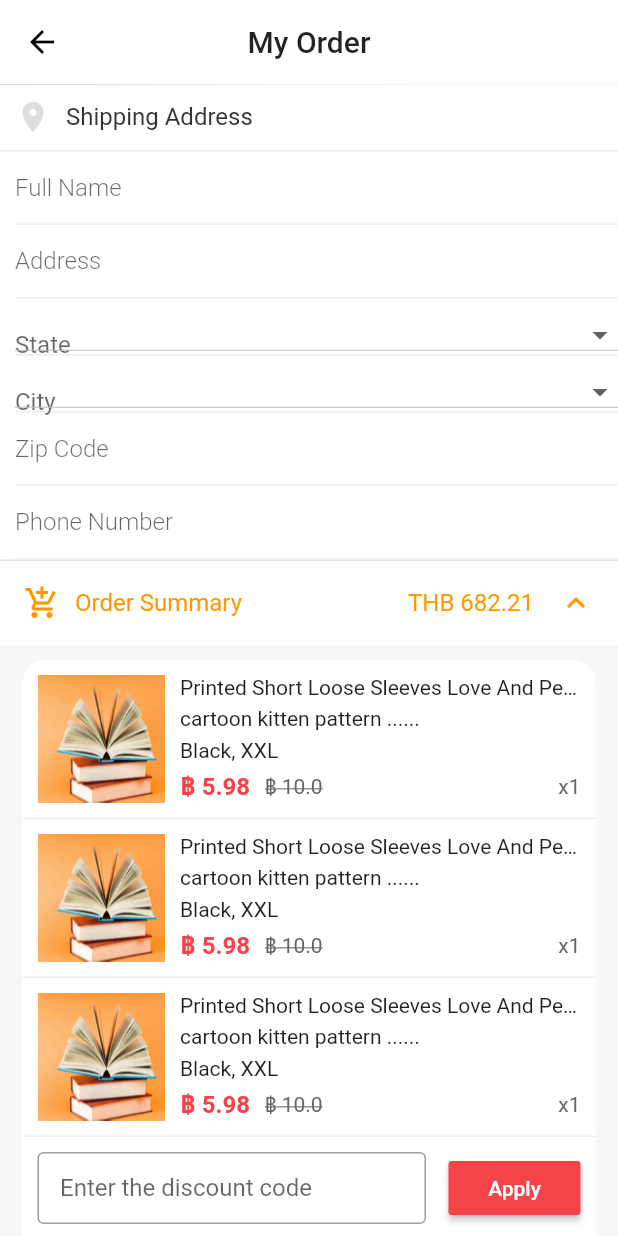
After one commit to xiuyiliu/flutter_study, a Flutter app: the Order screen opened directly, on a phone screen of 412 x 824 dp. The commit adds this screen. Run offline on Flutter 3.47's test engine with Material 2 defaults, Android fonts, the phone set to English and light mode, and no system bars; our stand-ins replace dio, fluro; statements that could not run were skipped.

Commit message:
widget练习，DropdownButton,TextField等

```diff
--- a/lib/routes/route_handlers.dart
+++ b/lib/routes/route_handlers.dart
@@ -3,8 +3,13 @@ import 'package:fluro/fluro.dart';
 
 import 'package:flutter_study/views/home/index.dart';
 import 'package:flutter_study/views/test/index.dart';
+import 'package:flutter_study/views/order/order_confirm/index.dart';
 
 var rootHandler = new Handler(
   handlerFunc: (BuildContext context, Map<String, List<String>> params) {
     return new Test();
   });
+var orderHandler = new Handler(
+    handlerFunc: (BuildContext context, Map<String, List<String>> params) {
+      return new Order();
+    });
--- a/lib/routes/routes.dart
+++ b/lib/routes/routes.dart
@@ -4,6 +4,7 @@ import 'package:flutter_study/routes/route_handlers.dart';
 
 class Routes {
   static String root = '/';
+  static String order = '/order';
 
   static void configureRoutes(Router router) {
     router.notFoundHandler = new Handler(
@@ -12,5 +13,6 @@ class Routes {
       });
 
     router.define(root, handler: rootHandler);
+    router.define(order, handler: orderHandler);
   }
 }
--- /dev/null
+++ b/lib/styles/index.dart
@@ -0,0 +1,13 @@
+import 'package:flutter/material.dart';
+
+class AppColors {
+  static const Color color_main = Color(0xffF44349);
+  static const Color color_ccc = Color(0xffcccccc);
+  static const Color color_ddd = Color(0xffdddddd);
+  static const Color color_eee = Color(0xffeeeeee);
+  static const Color color_fff = Color(0xffffffff);
+  static const Color color_000 = Color(0xff000000);
+  static const Color color_333 = Color(0xff333333);
+  static const Color color_666 = Color(0xff666666);
+  static const Color color_999 = Color(0xff999999);
+}
--- /dev/null
+++ b/lib/utils/index.dart
@@ -0,0 +1,8 @@
+
+
+class Utils {
+  /// 获取本地图片资源路径
+  static String GetImagePath (String name, {String format: 'png'}) {
+    return 'assets/images/$name.$format';
+  }
+}
--- a/lib/views/app.dart
+++ b/lib/views/app.dart
@@ -7,6 +7,7 @@ import 'package:flutter_study/views/cart/index.dart';
 import 'package:flutter_study/views/account/index.dart';
 import 'package:flutter_study/routes/routes.dart';
 import 'package:flutter_study/routes/application.dart';
+import 'package:flutter_study/styles/index.dart';
 
 
 class MyApp extends StatefulWidget {
@@ -42,6 +43,8 @@ class _MyAppState extends State<MyApp> with SingleTickerProviderStateMixin{
       theme: ThemeData(
         scaffoldBackgroundColor: Colors.white,
         primarySwatch: Colors.orange,
+        primaryColor: Colors.white,
+
       ),
       home: Scaffold(
         body: PageView(
--- a/lib/views/home/index.dart
+++ b/lib/views/home/index.dart
@@ -25,7 +25,7 @@ class _HomePageState extends State<HomePage> with AutomaticKeepAliveClientMixin
         child: new Center(
           child: new RaisedButton(
             onPressed: () {
-              Application.router.navigateTo(context, '/');
+              Application.router.navigateTo(context, '/order');
             },
             child: new Text('navigator'),
           )
--- /dev/null
+++ b/lib/views/order/order_confirm/dropdown_textField.dart
@@ -0,0 +1,70 @@
+import 'package:flutter/material.dart';
+import 'package:flutter_study/styles/index.dart';
+
+/// 页面Dropdown TextField
+class DropdownTextField extends StatefulWidget {
+
+  DropdownTextField({
+    Key key,
+    @required this.hintText,
+    @required this.optionList,
+    @required this.formData,
+    @required this.type,
+    this.prefixIcon
+  }): super(key:key);
+
+  String hintText;
+  String type;
+  List optionList;
+  Widget prefixIcon;
+  Map<String,dynamic> formData;
+
+  @override
+  _DropdownTextFieldState createState() => _DropdownTextFieldState();
+}
+
+class _DropdownTextFieldState extends State<DropdownTextField> {
+
+  void initState() {
+    super.initState();
+  }
+
+  @override
+  Widget build(BuildContext context) {
+    return Container(
+      height: 38.0,
+      margin: const EdgeInsets.only(left: 10.0),
+      decoration: BoxDecoration(
+        color: AppColors.color_fff,
+        border: Border(bottom: BorderSide(color: AppColors.color_eee,width: 1.0))
+      ),
+      child: InputDecorator(
+        decoration: InputDecoration(
+          prefixIcon: widget.prefixIcon,
+          hintText: widget.hintText,
+          contentPadding: EdgeInsets.zero,
+          border: InputBorder.none,
+//          border: OutlineInputBorder()
+        ),
+        isEmpty: widget.formData[widget.type] == null,
+        child: DropdownButton<String>(
+            isExpanded: true,
+//            isDense: true,
+            elevation: 0,
+            value: widget.formData[widget.type],
+            items: widget.optionList.map((value) {
+              return DropdownMenuItem<String>(
+                value: value,
+                child: Text(value),
+              );
+            }).toList(),
+            onChanged: (String newValue) {
+              setState(() {
+                widget.formData[widget.type] = newValue;
+              });
+            }
+        ),
+      ),
+    );
+  }
+}
--- /dev/null
+++ b/lib/views/order/order_confirm/index.dart
@@ -0,0 +1,115 @@
+import 'package:flutter/material.dart';
+
+import 'package:flutter_study/styles/index.dart';
+import 'package:flutter_study/utils/index.dart';
+import 'order_textField.dart';
+import 'dropdown_textField.dart';
+import 'order_navigator.dart';
+import 'order_summary.dart';
+
+List<String> Country = [
+  '中国',
+  '美国',
+  '法国',
+  '英国',
+  '韩国',
+  '日本',
+  '加拿大',
+];
+
+List<String> City = [
+  '东京',
+  '北京',
+  '西京',
+  '南京',
+];
+
+List<String> PaymentMethod = [
+  'cach on delivery'
+];
+
+Map<String,dynamic> orderData = {
+  "city": null,
+  "country": null
+};
+
+Map<String,dynamic> PayMent = {
+  "payment": null
+};
+
+class Order extends StatefulWidget {
+  @override
+  _OrderState createState() => _OrderState();
+}
+
+class _OrderState extends State<Order> {
+  @override
+  Widget build(BuildContext context) {
+    return new Scaffold(
+      appBar: new AppBar(
+        title: new Text('My Order'),
+        centerTitle: true,
+        elevation: 0.3,
+      ),
+      body: new CustomScrollView(
+        slivers: <Widget>[
+          SliverToBoxAdapter(
+            child: new OrderNavigator(icon: Icons.location_on, title: "Shipping Address"),
+          ),
+          SliverToBoxAdapter(
+            child: new OrderTextField(hintText: 'Full Name',),
+          ),
+          SliverToBoxAdapter(
+            child: new OrderTextField(hintText: 'Address',),
+          ),
+          SliverToBoxAdapter(
+            child: new DropdownTextField(hintText: 'State',optionList: Country,formData: orderData,type: 'country',),
+          ),
+          SliverToBoxAdapter(
+            child: new DropdownTextField(hintText: 'City',optionList: City,formData: orderData,type: 'city',),
+          ),
+          SliverToBoxAdapter(
+            child: new OrderTextField(hintText: 'Zip Code',),
+          ),
+          SliverToBoxAdapter(
+            child: new OrderTextField(hintText: 'Phone Number',),
+          ),
+          SliverToBoxAdapter(
+            child: new OrderSummary(),
+          ),
+          SliverToBoxAdapter(
+            child: new OrderNavigator(icon: Icons.payment, title: "Method of Payment"),
+          ),
+          SliverToBoxAdapter(
+            child: new Container(
+              padding: const EdgeInsets.symmetric(vertical: 15.0,horizontal: 20.0),
+              decoration: BoxDecoration(
+                color: Color(0xfff7f7f7)
+              ),
+              child:  new DropdownTextField(
+                hintText: 'Cach on delivery',
+                prefixIcon: Icon(Icons.list),
+                formData: PayMent,
+                type:'type',
+                optionList: PaymentMethod,
+              ),
+            )
+          ),
+          SliverToBoxAdapter(
+            child: new Container(
+              width: MediaQuery.of(context).size.width,
+              child: new RaisedButton(
+                onPressed: () {
+                  print('asdlf');
+                },
+                child: new Text('Submit Order'),
+                color: AppColors.color_main,
+                textColor: AppColors.color_fff,
+              ),
+            ),
+          )
+        ],
+      ),
+    );
+  }
+}
--- /dev/null
+++ b/lib/views/order/order_confirm/mock.dart
@@ -0,0 +1,36 @@
+
+/// order summary mock data
+Map<String,dynamic> orderSummaryData = {
+  "subtotal": 69294,
+  "discount": 1000,
+  "total": 68284,
+  "shipping": "Free",
+  "goodsInfoList": [
+    {
+      "title": 'Printed Short Loose Sleeves Love And Peace',
+      "desc": 'cartoon kitten patern',
+      "sku": 'Black XL',
+      "priceBefore": 1000,
+      "priceAfter": 598,
+      "count": 1
+    },
+    {
+      "title": 'Printed Short Loose Sleeves Love And Peace',
+      "desc": 'cartoon kitten patern',
+      "sku": 'Black XXL',
+      "priceBefore": 2000,
+      "priceAfter": 698,
+      "count": 2
+    },
+    {
+      "title": 'Printed Short Loose Sleeves Love And Peace',
+      "desc": 'cartoon kitten patern',
+      "sku": 'Black XXXL',
+      "priceBefore": 3000,
+      "priceAfter": 798,
+      "count": 3
+    },
+  ]
+
+
+};
--- /dev/null
+++ b/lib/views/order/order_confirm/order_navigator.dart
@@ -0,0 +1,30 @@
+import 'package:flutter/material.dart';
+import 'package:flutter_study/styles/index.dart';
+
+/// 页面项目导航栏
+class OrderNavigator extends StatelessWidget {
+
+  OrderNavigator({Key key,@required this.icon,@required this.title}) : super(key:key);
+
+  final IconData icon;
+  final String title;
+
+  @override
+  Widget build(BuildContext context) {
+    return Container(
+      padding: const EdgeInsets.all(10.0),
+      decoration: BoxDecoration(
+          border: Border(
+              bottom: BorderSide(color: AppColors.color_eee)
+          )
+      ),
+      child: new Row(
+        children: <Widget>[
+          new Icon(icon,color: AppColors.color_ddd,),
+          new Container(width: 10.0,),
+          new Text(title,style: TextStyle(color: AppColors.color_333,fontSize: 16.0),)
+        ],
+      ),
+    );
+  }
+}
--- /dev/null
+++ b/lib/views/order/order_confirm/order_summary.dart
@@ -0,0 +1,216 @@
+import 'package:flutter/material.dart';
+
+import 'package:flutter_study/styles/index.dart';
+import 'package:flutter_study/utils/index.dart';
+
+List goodInfoList = [1,2,3];
+
+class OrderSummary extends StatefulWidget {
+  @override
+  _OrderSummaryState createState() => _OrderSummaryState();
+}
+
+class _OrderSummaryState extends State<OrderSummary> {
+  @override
+  Widget build(BuildContext context) {
+    return Container(
+      decoration: BoxDecoration(
+          border: Border(bottom: BorderSide(color: AppColors.color_eee))
+      ),
+      child: ExpansionTile(
+        initiallyExpanded: true,
+        title: new Row(
+          children: <Widget>[
+            new Icon(Icons.add_shopping_cart),
+            new Padding(padding: const EdgeInsets.only(left: 10.0)),
+            new Text('Order Summary'),
+            new Expanded(
+              child: new Text('THB 682.21',textAlign: TextAlign.right,),
+            )
+          ],
+        ),
+        children: <Widget>[
+          new OrderSummaryContent()
+        ],
+      ),
+    );
+  }
+}
+
+/// OrderSummaryContent
+class OrderSummaryContent extends StatefulWidget {
+  @override
+  _OrderSummaryContentState createState() => _OrderSummaryContentState();
+}
+
+class _OrderSummaryContentState extends State<OrderSummaryContent> {
+  @override
+  Widget build(BuildContext context) {
+    return Container(
+      color: Color(0xfff7f7f7),
+      padding: const EdgeInsets.symmetric(horizontal: 15.0,vertical: 10.0),
+      child: Container(
+        decoration: BoxDecoration(
+            color: AppColors.color_fff,
+            borderRadius: BorderRadius.circular(15.0)
+        ),
+        child: new Column(
+          children: <Widget>[
+            /// goods info
+            new ListView(
+              shrinkWrap: true,
+              physics: new NeverScrollableScrollPhysics(),
+              children: goodInfoList.map((item) => new SummaryGoodsInfo()).toList(),
+            ),
+            /// enter the discount code
+            new Container(
+              padding: const EdgeInsets.all(10.0),
+              decoration: BoxDecoration(
+                border: Border(bottom: BorderSide(color: AppColors.color_eee))
+              ),
+              child: new Row(
+                children: <Widget>[
+                  new Expanded(
+                    child: new TextField(
+                      decoration: InputDecoration(
+                        hintText: 'Enter the discount code',
+                        border: OutlineInputBorder(),
+                        contentPadding: const EdgeInsets.symmetric(vertical: 10.0,horizontal: 15.0)
+                      ),
+                    ),
+                  ),
+                  new Container(width: 15.0,),
+                  new RaisedButton(
+                    color: AppColors.color_main,
+                    textColor: AppColors.color_fff,
+                    onPressed: () {
+                      print('dlkd');
+                    },
+                    child: new Text('Apply'),
+                  )
+                ],
+              ),
+            ),
+            /// price info
+            new Container(
+              padding: const EdgeInsets.all(10.0),
+              decoration: BoxDecoration(
+                  border: Border(bottom: BorderSide(color: AppColors.color_eee))
+              ),
+              child: new ListView(
+                physics: new NeverScrollableScrollPhysics(),
+                shrinkWrap: true,
+                children: <Widget>[
+                  new Row(
+                    mainAxisAlignment: MainAxisAlignment.end,
+                    children: <Widget>[
+                      new Expanded(
+                        child: new Text('Subtotal',textAlign: TextAlign.right,),
+                      ),
+                      new Container(
+                        width: 150.0,
+                        child: new Text('฿ 692.84',textAlign: TextAlign.right,),
+                      ),
+                    ],
+                  ),
+                  new Container(height: 5.0,),
+                  new Row(
+                    mainAxisAlignment: MainAxisAlignment.end,
+                    children: <Widget>[
+                      new Expanded(
+                        child: new Text('Shipping',textAlign: TextAlign.right,),
+                      ),
+                      new Container(
+                        width: 150.0,
+                        child: new Text('Free',textAlign: TextAlign.right,),
+                      ),
+                    ],
+                  ),
+                  new Container(height: 5.0,),
+                  new Row(
+                    mainAxisAlignment: MainAxisAlignment.end,
+                    children: <Widget>[
+                      new Expanded(
+                        child: new Text('Discount code',textAlign: TextAlign.right,),
+                      ),
+                      new Container(
+                        width: 150.0,
+                        child: new Text('฿ 10.0',textAlign: TextAlign.right,),
+                      ),
+                    ],
+                  )
+                ],
+              )
+            ),
+            /// Total price
+            new Container(
+              padding: const EdgeInsets.all(10.0),
+              decoration: BoxDecoration(
+                  border: Border(bottom: BorderSide(color: AppColors.color_eee))
+              ),
+              child: new Row(
+                mainAxisAlignment: MainAxisAlignment.end,
+                children: <Widget>[
+                  new Expanded(
+                    child: new Text('Total',textAlign: TextAlign.right,style: TextStyle(color: AppColors.color_main,fontSize: 14.0,fontWeight: FontWeight.w600),),
+                  ),
+                  new Container(
+                    width: 150.0,
+                    child: new Text('฿ 682.84',textAlign: TextAlign.right,style: TextStyle(color: AppColors.color_main,fontSize: 14.0,fontWeight: FontWeight.w600),),
+                  ),
+                ],
+              ),
+            )
+          ],
+        ),
+      ),
+    );
+  }
+}
+
+class SummaryGoodsInfo extends StatelessWidget {
+  @override
+  Widget build(BuildContext context) {
+    return new Container(
+      padding: const EdgeInsets.all(10.0),
+      decoration: BoxDecoration(
+          border: Border(bottom: BorderSide(color: AppColors.color_eee))
+      ),
+      child: new Row(
+        children: <Widget>[
+          new Image.asset(
+            Utils.GetImagePath('order/books',format: 'jpg'),
+            width: 85.0,
+            height: 85.0,
+            fit: BoxFit.fill,
+          ),
+          new Padding(padding: const EdgeInsets.only(left: 10.0)),
+          new Expanded(
+            child: new Column(
+              crossAxisAlignment: CrossAxisAlignment.start,
+              mainAxisAlignment: MainAxisAlignment.start,
+              children: <Widget>[
+                new Text('Printed Short Loose Sleeves Love And Peace HHHHHH',maxLines: 1,overflow: TextOverflow.ellipsis,),
+                new Padding(padding: const EdgeInsets.only(top: 5.0)),
+                new Text('cartoon kitten pattern ......',maxLines: 1,overflow: TextOverflow.ellipsis,),
+                new Padding(padding: const EdgeInsets.only(top: 5.0)),
+                new Text('Black, XXL'),
+                new Padding(padding: const EdgeInsets.only(top: 5.0)),
+                new Row(
+                  children: <Widget>[
+                    new Text('฿ 5.98',style: TextStyle(fontWeight: FontWeight.w600,fontSize: 16.0,color: AppColors.color_main),),
+                    new Padding(padding: const EdgeInsets.only(right: 10.0)),
+                    new Text('฿ 10.0',style: TextStyle(color: AppColors.color_666,decoration: TextDecoration.lineThrough),),
+                    new Expanded(
+                      child: new Text('x1',textAlign: TextAlign.right,style: TextStyle(color: AppColors.color_666),),
+                    )
+                  ],
+                )
+              ],
+            ),
+          )
+        ],
+      ),
+    );
+  }
+}
--- /dev/null
+++ b/lib/views/order/order_confirm/order_textField.dart
@@ -0,0 +1,36 @@
+import 'package:flutter/material.dart';
+import 'package:flutter_study/styles/index.dart';
+
+/// 页面输入框
+class OrderTextField extends StatefulWidget {
+  OrderTextField({Key key,this.hintText,this.keyboardType}) : super(key:key);
+
+  String hintText;
+  TextInputType keyboardType;
+
+  @override
+  _OrderTextFieldState createState() => _OrderTextFieldState();
+}
+
+class _OrderTextFieldState extends State<OrderTextField> {
+  @override
+  Widget build(BuildContext context) {
+    return Container(
+      margin: const EdgeInsets.only(left: 10.0),
+      padding: const EdgeInsets.only(right: 10.0),
+      decoration: BoxDecoration(
+          border: Border(bottom: BorderSide(color: AppColors.color_eee,width: 1.0))
+      ),
+      child: new TextField(
+        cursorWidth: 1.0,
+        cursorColor: AppColors.color_000,
+        keyboardType: widget.keyboardType,
+        decoration: InputDecoration(
+            border: InputBorder.none,
+            hintText: widget.hintText,
+            hintStyle: TextStyle(fontWeight: FontWeight.w300)
+        ),
+      ),
+    );
+  }
+}
--- a/pubspec.yaml
+++ b/pubspec.yaml
@@ -41,8 +41,8 @@ flutter:
   uses-material-design: true
 
   # To add assets to your application, add an assets section, like this:
-  # assets:
-  #  - images/a_dot_burr.jpeg
+  assets:
+   - assets/images/order/books.jpg
   #  - images/a_dot_ham.jpeg
 
   # An image asset can refer to one or more resolution-specific "variants", see
```
Also changed, not shown: assets/images/order/books.jpg (added).
